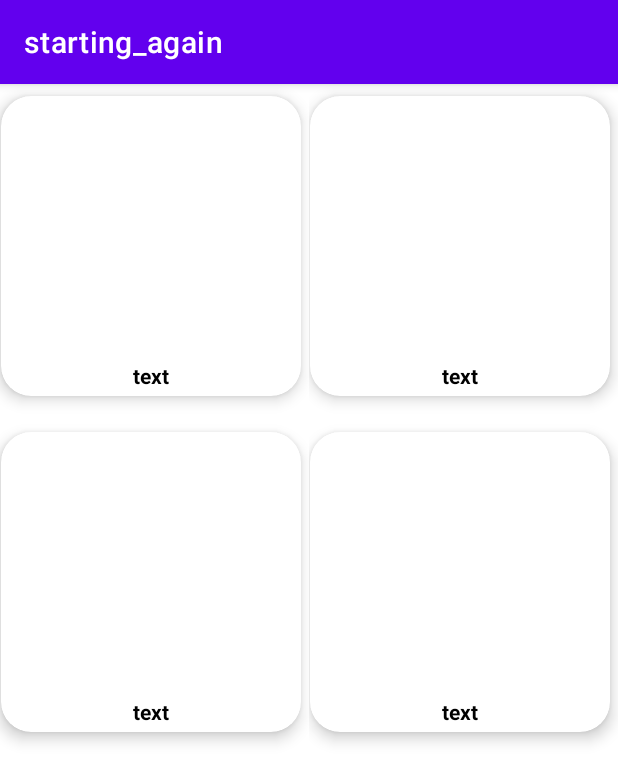
After one commit to um41r254/starting_again, an Android app: the RecycleImplement screen opened directly, with no data from a screen before it, on a phone screen of 412 x 824 dp. The commit adds this screen. Shown: the top 782 px of the screen. Run offline under Robolectric (Android 15) with nearby library versions, the phone set to English and light mode, and no system bars; our stand-ins replace Firebase (no records; nobody signed in at launch, a user with empty details on screens opened directly); pictures from the network do not load.

Commit message:
Recycle Rviesd

```diff
--- a/app/src/main/AndroidManifest.xml
+++ b/app/src/main/AndroidManifest.xml
@@ -1,8 +1,6 @@
 <?xml version="1.0" encoding="utf-8"?>
 <manifest xmlns:android="http://schemas.android.com/apk/res/android"
     package="com.mid_banchers.starting_again">
-
-    <uses-permission android:name="android.permission.INTERNET" />
 
     <application
         android:allowBackup="true"
@@ -11,6 +9,13 @@
         android:roundIcon="@mipmap/ic_launcher_round"
         android:supportsRtl="true"
         android:theme="@style/Theme.Starting_again">
+        <activity android:name=".RecycleImplement">
+            <intent-filter>
+                <action android:name="android.intent.action.MAIN" />
+
+                <category android:name="android.intent.category.LAUNCHER" />
+            </intent-filter>
+        </activity>
         <activity android:name=".Tab" />
         <activity android:name=".DropTest" />
         <activity android:name=".MainActivity">
@@ -22,4 +27,6 @@
         </activity>
     </application>
 
+    <uses-permission android:name="android.permission.INTERNET" />
+
 </manifest>
--- /dev/null
+++ b/app/src/main/java/com/mid_banchers/starting_again/RecycleImplement.java
@@ -0,0 +1,67 @@
+package com.mid_banchers.starting_again;
+
+import androidx.annotation.NonNull;
+import androidx.appcompat.app.AppCompatActivity;
+import androidx.recyclerview.widget.GridLayoutManager;
+import androidx.recyclerview.widget.RecyclerView;
+
+import android.os.Bundle;
+import android.widget.Toast;
+
+import com.google.android.gms.tasks.OnFailureListener;
+import com.google.android.gms.tasks.OnSuccessListener;
+import com.google.firebase.firestore.DocumentSnapshot;
+import com.google.firebase.firestore.FirebaseFirestore;
+import com.google.firebase.firestore.QuerySnapshot;
+
+import org.w3c.dom.Document;
+
+import java.util.ArrayList;
+import java.util.List;
+
+public class RecycleImplement extends AppCompatActivity {
+    RecyclerView rv1;
+    List<String> dbimage = new ArrayList<>();
+    List<String> dpname = new ArrayList<>();
+    List<String> dbid = new ArrayList<>();
+    RecyclycleAdapter adapter;
+
+    @Override
+    protected void onCreate(Bundle savedInstanceState) {
+        super.onCreate(savedInstanceState);
+        setContentView(R.layout.activity_recycle_implement);
+        rv1 = findViewById(R.id.rvcheck);
+        adapter = new RecyclycleAdapter(this);
+        rv1.setAdapter(adapter);
+        rv1.setLayoutManager(new GridLayoutManager(this,2));
+        getDatafromDb();
+
+
+    }
+    private void getDatafromDb(){
+        FirebaseFirestore db =  FirebaseFirestore.getInstance();
+
+        db.collection("Brands")
+                .get()
+                .addOnSuccessListener(new OnSuccessListener<QuerySnapshot>() {
+                    @Override
+                    public void onSuccess(QuerySnapshot queryDocumentSnapshots) {
+                        for (DocumentSnapshot ds : queryDocumentSnapshots.getDocuments()){
+                            dpname.add(ds.getString("brandName"));
+                            dbimage.add(ds.getString("image"));
+                            dbid.add(ds.getId());
+                        }
+                        Toast.makeText(RecycleImplement.this, "Fetched", Toast.LENGTH_SHORT).show();
+                        adapter.getdata(dbid,dbimage,dpname);
+
+                    }
+                }).addOnFailureListener(new OnFailureListener() {
+            @Override
+            public void onFailure(@NonNull Exception e) {
+
+            }
+        });
+
+
+    }
+}
--- /dev/null
+++ b/app/src/main/java/com/mid_banchers/starting_again/RecyclycleAdapter.java
@@ -0,0 +1,79 @@
+package com.mid_banchers.starting_again;
+
+import android.content.Context;
+import android.view.LayoutInflater;
+import android.view.View;
+import android.view.ViewGroup;
+import android.widget.ImageView;
+import android.widget.TextView;
+
+import androidx.annotation.NonNull;
+import androidx.cardview.widget.CardView;
+import androidx.recyclerview.widget.RecyclerView;
+
+import com.bumptech.glide.Glide;
+
+import org.w3c.dom.Text;
+
+import java.util.ArrayList;
+import java.util.List;
+
+public class RecyclycleAdapter extends RecyclerView.Adapter<RecyclycleAdapter.ViewHolder> {
+private Context context;
+private List <String>  id= new ArrayList<>();
+private List <String>  name= new ArrayList<>();
+private List <String>  image = new ArrayList<>();
+
+    public RecyclycleAdapter(Context context) {
+        this.context = context;
+    }
+
+    @NonNull
+    @Override
+    public ViewHolder onCreateViewHolder(@NonNull ViewGroup parent, int viewType) {
+
+        View view =LayoutInflater.from(parent.getContext()).inflate(R.layout.brand,parent,false);
+        return new ViewHolder(view);
+    }
+
+    @Override
+    public void onBindViewHolder(@NonNull ViewHolder holder, int position) {
+        if (id.size()>0){
+            holder.textView.setText(name.get(position));
+            Glide.with(context).load(image.get(position))
+                    .into(holder.imageView);
+
+
+        }
+
+    }
+
+    @Override
+    public int getItemCount() {
+        if (id.size()==0){
+        return 4;
+    }else {
+            return id.size();
+        }
+    }
+    public void getdata(List<String> data ,List<String> data1 ,List<String> data2){
+        id.addAll(data);
+        image.addAll(data1);
+        name.addAll(data2);
+
+        notifyDataSetChanged();
+    }
+
+    public class ViewHolder extends RecyclerView.ViewHolder {
+        CardView cardView;
+        TextView  textView;
+        ImageView imageView;
+        public ViewHolder(@NonNull View itemView) {
+            super(itemView);
+            cardView =  itemView.findViewById(R.id.brand);
+            textView = itemView.findViewById(R.id.bname);
+            imageView = itemView.findViewById(R.id.bLogo);
+
+        }
+    }
+}
--- /dev/null
+++ b/app/src/main/res/layout/activity_recycle_implement.xml
@@ -0,0 +1,17 @@
+<?xml version="1.0" encoding="utf-8"?>
+<androidx.constraintlayout.widget.ConstraintLayout xmlns:android="http://schemas.android.com/apk/res/android"
+    xmlns:app="http://schemas.android.com/apk/res-auto"
+    xmlns:tools="http://schemas.android.com/tools"
+    android:layout_width="match_parent"
+    android:layout_height="match_parent"
+    tools:context=".RecycleImplement">
+
+    <androidx.recyclerview.widget.RecyclerView
+        android:id="@+id/rvcheck"
+        android:layout_width="match_parent"
+        android:layout_height="match_parent"
+        app:layout_constraintBottom_toBottomOf="parent"
+        app:layout_constraintEnd_toEndOf="parent"
+        app:layout_constraintStart_toStartOf="parent"
+        app:layout_constraintTop_toTopOf="parent" />
+</androidx.constraintlayout.widget.ConstraintLayout>
--- a/app/src/main/res/layout/brand.xml
+++ b/app/src/main/res/layout/brand.xml
@@ -9,10 +9,10 @@
         android:id="@+id/brand"
         android:layout_width="200dp"
         android:layout_height="200dp"
-        android:layout_marginStart="8dp"
+        android:layout_marginStart="16dp"
         android:layout_marginTop="8dp"
-        android:layout_marginEnd="8dp"
-        android:layout_marginBottom="8dp"
+        android:layout_marginEnd="16dp"
+        android:layout_marginBottom="16dp"
         app:cardCornerRadius="20dp"
         app:cardElevation="6dp"
         app:layout_constraintBottom_toBottomOf="parent"
```
